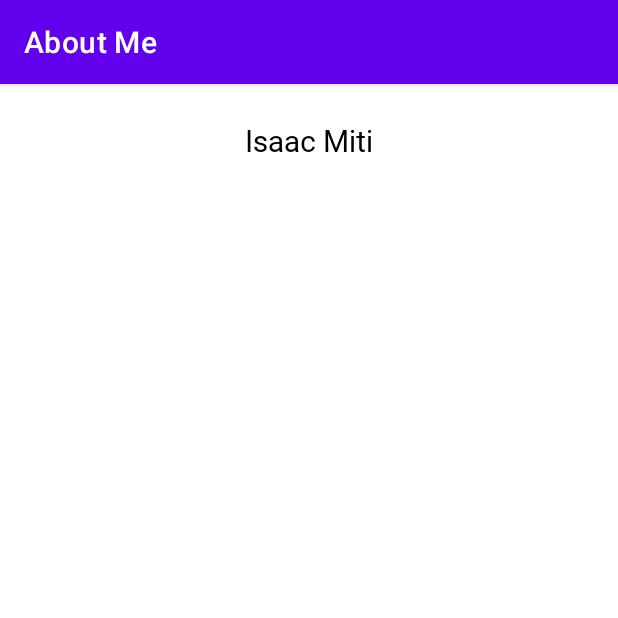
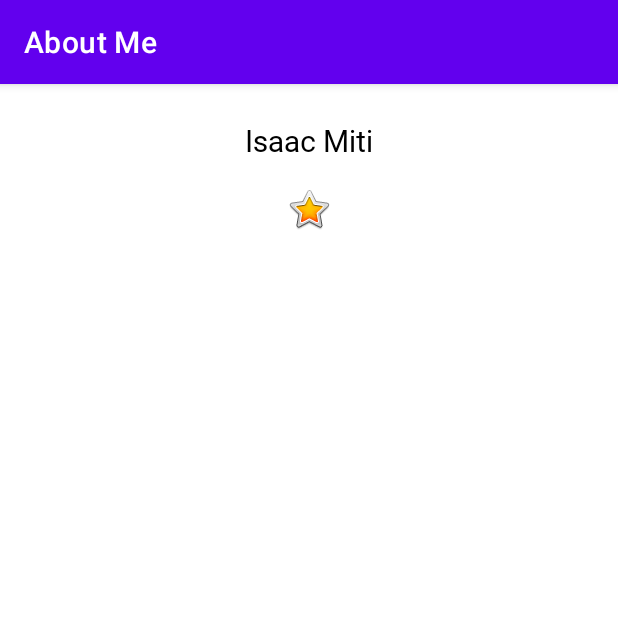
Before and after one commit to ikayz/about-me, an Android app: the screen it shows after launch (MainActivity), on a phone screen of 412 x 824 dp, the top half of it. Run offline under Robolectric (Android 15) with nearby library versions, the phone set to English and light mode, and no system bars.

Commit message:
Add image view to app

```diff
--- a/app/src/main/res/layout/activity_main.xml
+++ b/app/src/main/res/layout/activity_main.xml
@@ -14,4 +14,13 @@
         android:textAlignment="center"
         style="@style/NameStyle" />
 
+    <ImageView
+        android:id="@+id/star_image"
+        android:layout_width="match_parent"
+        android:layout_height="wrap_content"
+        android:layout_marginTop="@dimen/layout_margin"
+        android:contentDescription="@string/yellow_star"
+        app:srcCompat="@android:drawable/btn_star_big_on"
+        tools:ignore="ImageContrastCheck" />
+
 </LinearLayout>
--- a/app/src/main/res/values/strings.xml
+++ b/app/src/main/res/values/strings.xml
@@ -1,4 +1,5 @@
 <resources>
     <string name="app_name">About Me</string>
     <string name="name">Isaac Miti</string>
+    <string name="yellow_star">Yellow star</string>
 </resources>
```
